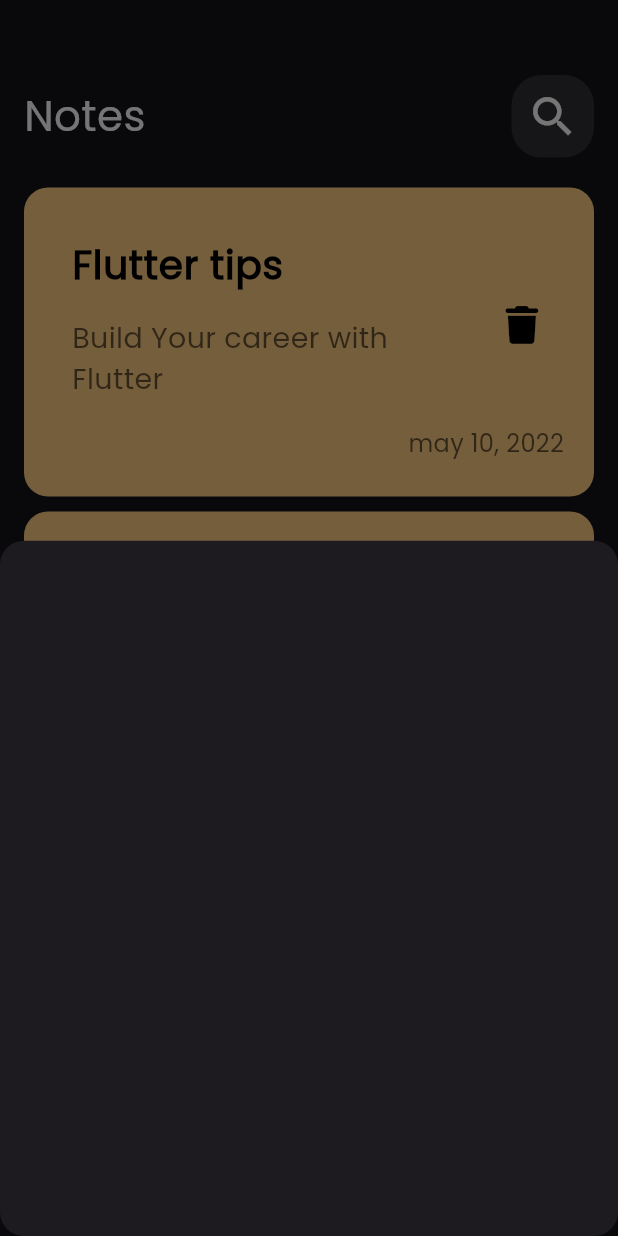
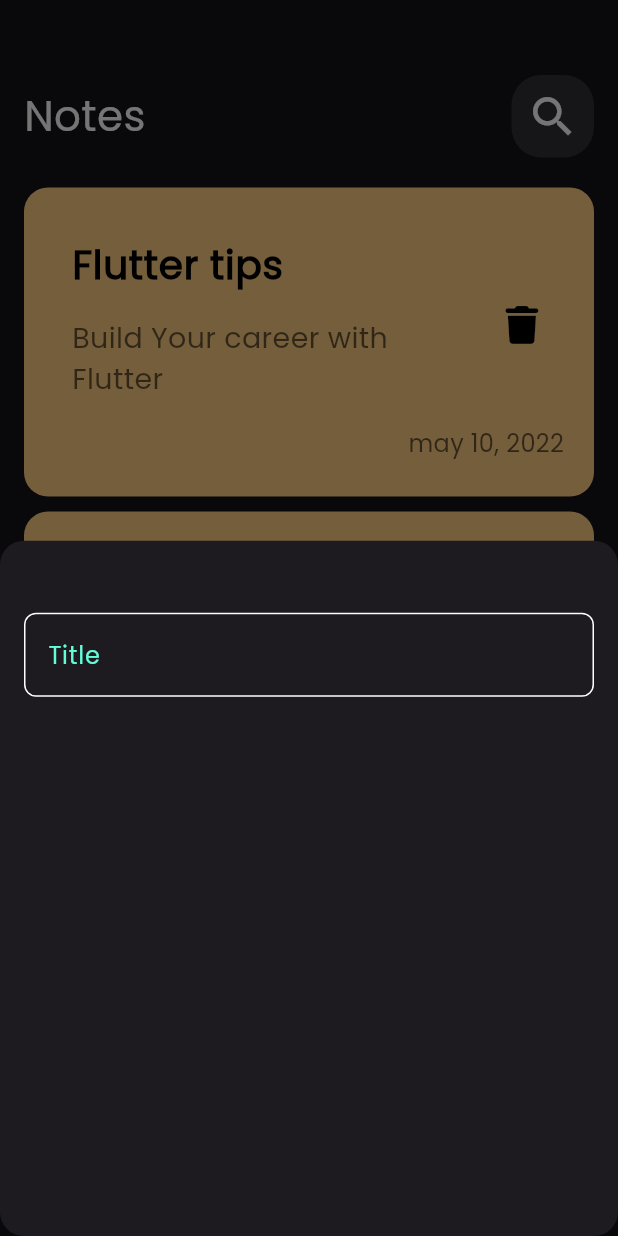
Before and after one commit to Mahmoudelnagar5/Notes-App, a Flutter app: the screen it shows after launch, after a tap on the "add" icon, on a phone screen of 412 x 824 dp. Run offline on Flutter 3.47's test engine with Material 3 defaults, Android fonts, the phone set to English and light mode, and no system bars; our stand-ins replace device_preview, font_awesome_flutter; missing offline and left inert: dart:ffi.

Commit message:
create custom text field

```diff
--- /dev/null
+++ b/lib/constants.dart
@@ -0,0 +1,3 @@
+import 'package:flutter/material.dart';
+
+const kPrimaryColor = Color(0xFF62FCD7);
--- a/lib/views/notes_view.dart
+++ b/lib/views/notes_view.dart
@@ -1,6 +1,7 @@
 import 'dart:ffi';
 
 import 'package:flutter/material.dart';
+import 'package:notes_app/constants.dart';
 import 'package:notes_app/views/widgets/add_note_bottom_sheet.dart';
 import 'package:notes_app/views/widgets/notes_view_body.dart';
 
--- a/lib/views/widgets/add_note_bottom_sheet.dart
+++ b/lib/views/widgets/add_note_bottom_sheet.dart
@@ -1,10 +1,21 @@
 import 'package:flutter/material.dart';
+import 'package:notes_app/views/widgets/custom_text_field.dart';
 
 class AddNoteBottomSheet extends StatelessWidget {
   const AddNoteBottomSheet({super.key});
 
   @override
   Widget build(BuildContext context) {
-    return Container();
+    return const Padding(
+      padding: EdgeInsets.symmetric(horizontal: 16.0, vertical: 16.0),
+      child: Column(
+        children: [
+          SizedBox(
+            height: 32,
+          ),
+          CustomTextField(),
+        ],
+      ),
+    );
   }
 }
--- /dev/null
+++ b/lib/views/widgets/custom_text_field.dart
@@ -0,0 +1,30 @@
+import 'package:flutter/material.dart';
+import 'package:notes_app/constants.dart';
+
+class CustomTextField extends StatelessWidget {
+  const CustomTextField({super.key});
+
+  @override
+  Widget build(BuildContext context) {
+    return TextField(
+      decoration: InputDecoration(
+        hintText: 'Title',
+        hintStyle: const TextStyle(
+          color: kPrimaryColor,
+        ),
+        border: buildBorder(),
+        enabledBorder: buildBorder(),
+        focusedBorder: buildBorder(color: kPrimaryColor),
+      ),
+    );
+  }
+
+  OutlineInputBorder buildBorder({Color? color}) {
+    return OutlineInputBorder(
+      borderRadius: BorderRadius.circular(
+        8,
+      ),
+      borderSide: BorderSide(color: color ?? Colors.white),
+    );
+  }
+}
```
